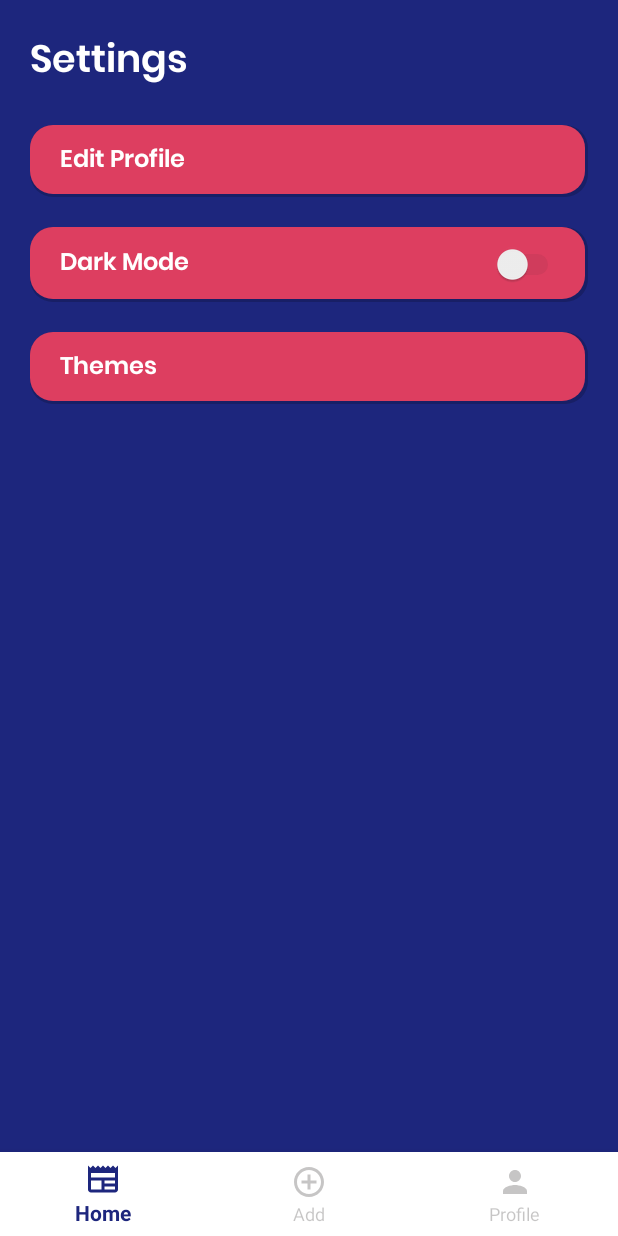
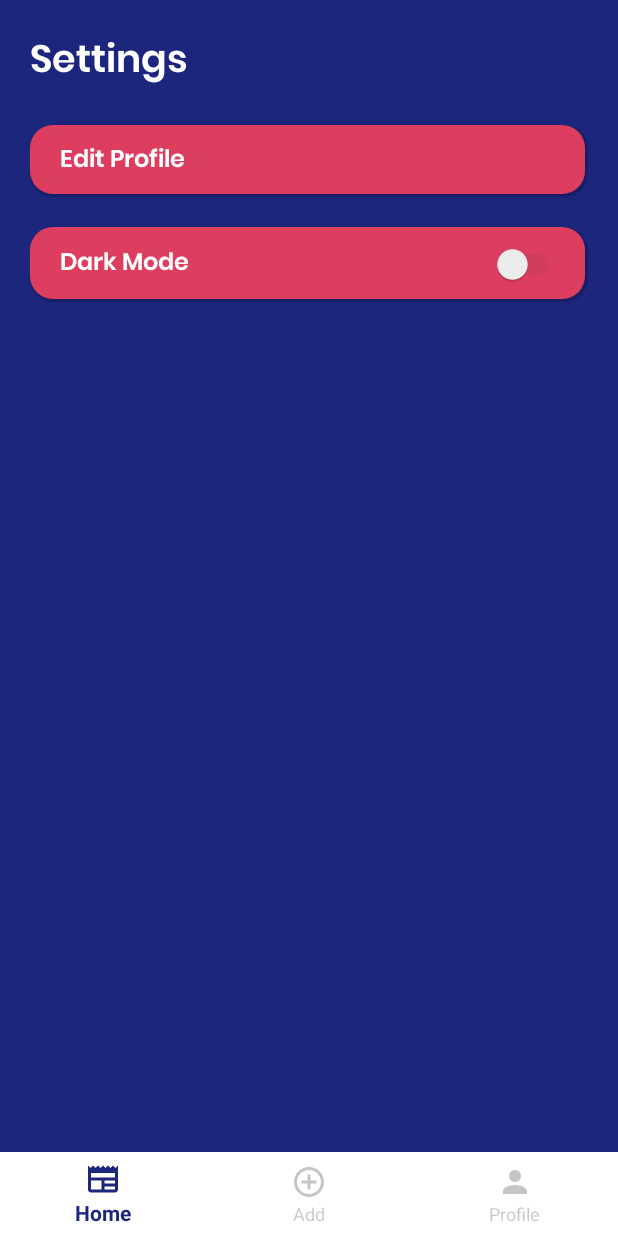
Before and after one commit to gantuangcoc98/TimelinePlus, an Android app: the fragment FragmentSettings placed in its activity, on a phone screen of 412 x 824 dp. Run offline under Robolectric (Android 15) with nearby library versions, the phone set to English and light mode, and no system bars; our stand-ins replace Firebase (no records; nobody signed in at launch, a user with empty details on screens opened directly).

Commit message:
Minor fixes

```diff
--- a/app/src/main/AndroidManifest.xml
+++ b/app/src/main/AndroidManifest.xml
@@ -12,11 +12,8 @@
         android:icon="@mipmap/ic_launcher"
         android:label="@string/app_name"
         android:supportsRtl="true"
-        android:theme="@style/Theme.TimelinePlus"
+        android:theme="@style/Theme.TimelinePlusLight"
         tools:targetApi="31">
-        <activity
-            android:name=".AddNote"
-            android:exported="false" />
         <activity
             android:name=".Home"
             android:exported="false" />
--- a/app/src/main/java/com/example/timelineplus/FragmentSettings.java
+++ b/app/src/main/java/com/example/timelineplus/FragmentSettings.java
@@ -1,5 +1,7 @@
 package com.example.timelineplus;
 
+import android.content.Context;
+import android.content.res.Configuration;
 import android.os.Bundle;
 
 import androidx.fragment.app.Fragment;
@@ -9,6 +11,9 @@ import android.view.LayoutInflater;
 import android.view.View;
 import android.view.ViewGroup;
 import android.widget.Button;
+import android.widget.CompoundButton;
+import android.widget.Switch;
+import android.widget.Toast;
 
 public class FragmentSettings extends Fragment {
 
@@ -17,7 +22,8 @@ public class FragmentSettings extends Fragment {
     }
 
     private Button btnEditProfile;
-    private Button btnThemes;
+    private Switch switchDarkMode;
+    private Context context;
 
     @Override
     public View onCreateView(LayoutInflater inflater, ViewGroup container,
@@ -28,7 +34,8 @@ public class FragmentSettings extends Fragment {
 
         // Initialize all global variables
         btnEditProfile = view.findViewById(R.id.btnEditProfile);
-        btnThemes = view.findViewById(R.id.btnThemes);
+        switchDarkMode = view.findViewById(R.id.switchDarkMode);
+        context = getContext();
 
 
         /* Implement the functionality of the buttons */
@@ -49,14 +56,20 @@ public class FragmentSettings extends Fragment {
         });
 
 
-        // Themes button implementation
-        btnThemes.setOnClickListener(new View.OnClickListener() {
+        // Dark Mode switch implementation
+        switchDarkMode.setOnCheckedChangeListener(new CompoundButton.OnCheckedChangeListener() {
             @Override
-            public void onClick(View view) {
-
+            public void onCheckedChanged(CompoundButton compoundButton, boolean isChecked) {
+                if (isChecked) {
+                    Toast.makeText(context, "Switch is on", Toast.LENGTH_SHORT).show();
+                } else {
+                    Toast.makeText(context, "Switch is off", Toast.LENGTH_SHORT).show();
+                }
             }
         });
 
+
         return view;
     }
+
 }
--- a/app/src/main/res/layout/fragment_settings.xml
+++ b/app/src/main/res/layout/fragment_settings.xml
@@ -67,28 +67,14 @@
                 android:textSize="16sp" />
 
             <Switch
-                android:id="@+id/darkmodeswitch"
+                android:id="@+id/switchDarkMode"
                 android:layout_width="wrap_content"
                 android:layout_height="match_parent"
-                android:paddingRight="5dp"
                 android:theme="@style/Switch">
             </Switch>
 
         </LinearLayout>
 
-        <Button
-            android:id="@+id/btnThemes"
-            android:layout_width="match_parent"
-            android:layout_height="wrap_content"
-            android:background="@drawable/buttons"
-            android:fontFamily="@font/poppins_semibold"
-            android:paddingStart="20dp"
-            android:text="Themes"
-            android:textAlignment="textStart"
-            android:textAllCaps="false"
-            android:textColor="@color/white"
-            android:textSize="16sp" />
-
     </LinearLayout>
 
 </androidx.constraintlayout.widget.ConstraintLayout>
--- a/app/src/main/res/values-night/themes.xml
+++ b/app/src/main/res/values-night/themes.xml
@@ -1,6 +1,6 @@
 <resources xmlns:tools="http://schemas.android.com/tools">
     <!-- Base application theme. -->
-    <style name="Theme.TimelinePlus" parent="Theme.AppCompat.DayNight.NoActionBar">
+    <style name="Theme.TimelinePlusDark" parent="Theme.AppCompat.DayNight.NoActionBar">
         <!-- Primary brand color. -->
         <item name="colorPrimary">@color/background</item>
         <item name="colorPrimaryVariant">@color/button</item>
--- a/app/src/main/res/values/themes.xml
+++ b/app/src/main/res/values/themes.xml
@@ -1,6 +1,6 @@
 <resources xmlns:tools="http://schemas.android.com/tools">
     <!-- Base application theme. -->
-    <style name="Theme.TimelinePlus" parent="Theme.AppCompat.Light.NoActionBar">
+    <style name="Theme.TimelinePlusLight" parent="Theme.AppCompat.Light.NoActionBar">
         <!-- Primary brand color. -->
         <item name="colorPrimary">@color/background</item>
         <item name="colorPrimaryVariant">@color/button</item>
```
Also changed, not shown: app/src/main/res/layout/item_profile.xml (+2 -5 lines).
